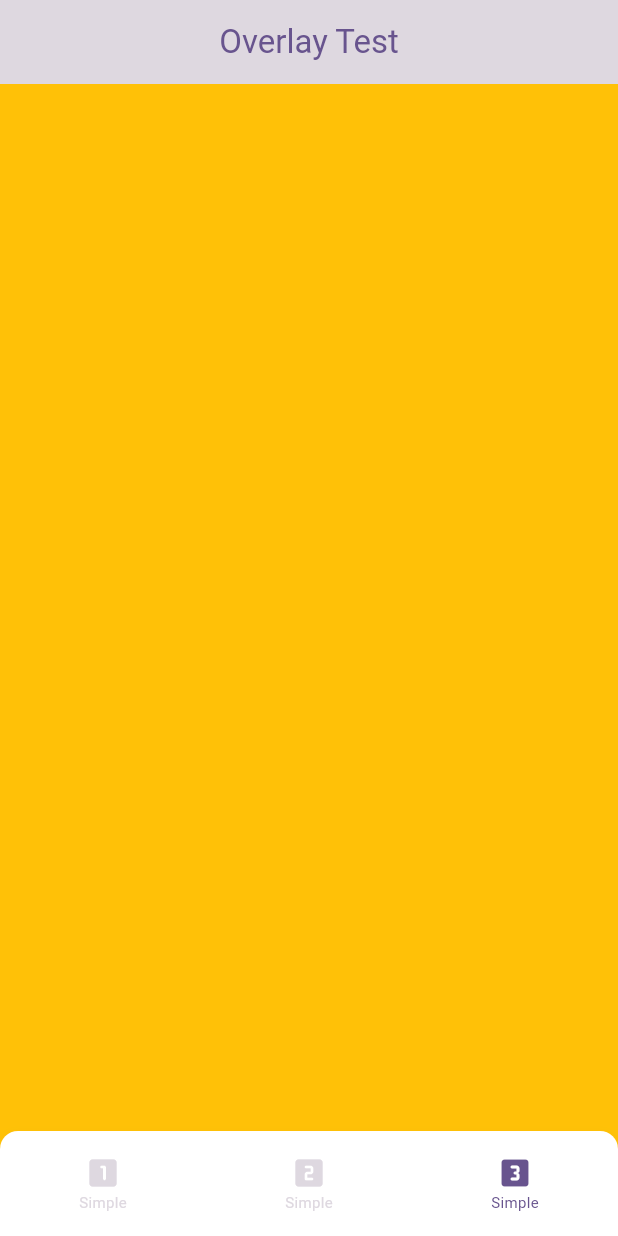
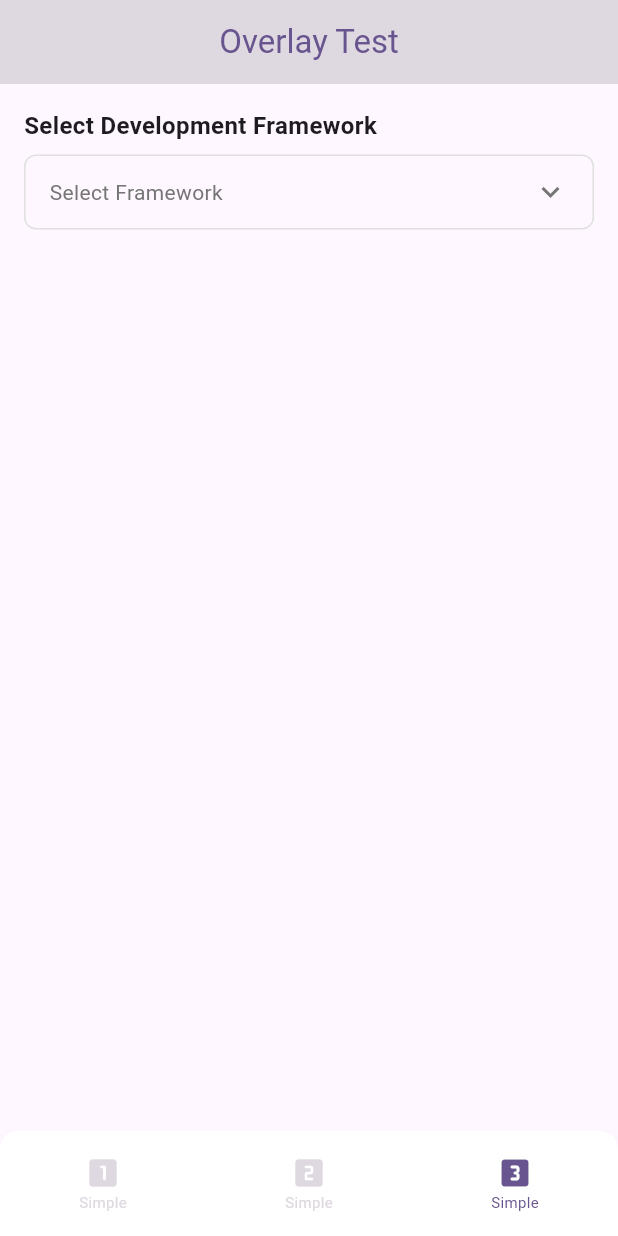
Before and after one commit to dev-EunbiKo/overlay_ex, a Flutter app: the screen it shows after launch, item 3 of the bottom bar chosen, on a phone screen of 412 x 824 dp. Run offline on Flutter 3.47's test engine with Material 3 defaults, Android fonts, the phone set to English and light mode, and no system bars.

Commit message:
드롭다운 오버레이 기능 페이지 추가

```diff
--- a/lib/main.dart
+++ b/lib/main.dart
@@ -1,4 +1,5 @@
 import 'package:flutter/material.dart';
+import 'package:overlay_ex/pages/dropdown_page.dart';
 import 'package:overlay_ex/pages/position_based_overlay.dart';
 import 'package:overlay_ex/pages/simple_overlay.dart';
 
@@ -33,7 +34,7 @@
   final List<Widget> _pages = [
     SimpleOverlay(),
     PositionBasedOverlay(),
-    Container(color: Colors.amber),
+    DropdownPage(),
   ];
   late int selectedIndex = 0;
 
--- /dev/null
+++ b/lib/pages/dropdown_page.dart
@@ -0,0 +1,65 @@
+import 'package:flutter/material.dart';
+import 'package:overlay_ex/pages/widgets/custom_dropdown.dart';
+
+class DropdownPage extends StatefulWidget {
+  const DropdownPage({super.key});
+
+  @override
+  State<DropdownPage> createState() => _DropdownPageState();
+}
+
+class _DropdownPageState extends State<DropdownPage> {
+  String? selectedValue;
+  final List<String> items = [
+    'Flutter',
+    'Swift',
+    'Kotlin',
+    'Objective-C',
+    'Vue.js',
+  ];
+
+  @override
+  Widget build(BuildContext context) {
+    return Scaffold(
+      body: Padding(
+        padding: EdgeInsets.all(16),
+        child: Column(
+          crossAxisAlignment: CrossAxisAlignment.start,
+          children: [
+            Text(
+              'Select Development Framework',
+              style: TextStyle(fontSize: 16, fontWeight: FontWeight.w600),
+            ),
+            SizedBox(height: 8),
+            CustomDropdown(
+              items: items,
+              value: selectedValue,
+              hint: 'Select Framework',
+              onChanged: (value) {
+                setState(() {
+                  selectedValue = value;
+                });
+              },
+            ),
+            SizedBox(height: 20),
+            if (selectedValue != null)
+              Container(
+                padding: EdgeInsets.all(16),
+                decoration: BoxDecoration(
+                  color: Colors.blue.withAlpha(50),
+                  borderRadius: BorderRadius.circular(8),
+                ),
+                child: Text(
+                  'Selected >>> $selectedValue',
+                  style: TextStyle(
+                    color: Colors.blue.shade900,
+                    fontWeight: FontWeight.bold,
+                  ),
+                ),
+              ),
+          ],
+        ),
+      ),
+    );
+  }
+}
--- /dev/null
+++ b/lib/pages/widgets/custom_dropdown.dart
@@ -0,0 +1,188 @@
+// ignore_for_file: public_member_api_docs, sort_constructors_first
+import 'package:flutter/material.dart';
+
+class CustomDropdown extends StatefulWidget {
+  final List<String> items;
+  final String? value;
+  final ValueChanged<String>? onChanged;
+  final String hint;
+
+  const CustomDropdown({
+    super.key,
+    required this.items,
+    this.value,
+    this.onChanged,
+    this.hint = 'Select an Item',
+  });
+
+  @override
+  State<CustomDropdown> createState() => _CustomDropdownState();
+}
+
+class _CustomDropdownState extends State<CustomDropdown> {
+  final GlobalKey _dropdownKey = GlobalKey();
+  final LayerLink _layerLink = LayerLink();
+  OverlayEntry? _overlayEntry;
+  bool _isOpen = false;
+
+  @override
+  void dispose() {
+    _hideDropdown();
+    super.dispose();
+  }
+
+  void _toggleDropdown() {
+    if (_isOpen) {
+      _closeDropdown();
+    } else {
+      _openDropdown();
+    }
+  }
+
+  void _openDropdown() {
+    if (_overlayEntry == null) {
+      _overlayEntry = OverlayEntry(
+        builder:
+            (context) => GestureDetector(
+              behavior: HitTestBehavior.translucent,
+              onTap: _closeDropdown,
+              child: Stack(
+                children: [
+                  Positioned.fill(child: Container(color: Colors.transparent)),
+                  CompositedTransformFollower(
+                    link: _layerLink,
+                    offset: Offset(0, 60),
+                    child: Material(
+                      elevation: 8,
+                      borderRadius: BorderRadius.circular(8),
+                      child: Container(
+                        width: _getButtonWidth(),
+                        constraints: BoxConstraints(maxWidth: 200),
+                        child: ListView.builder(
+                          itemBuilder: (context, index) {
+                            final item = widget.items[index];
+                            final isSelected = item == widget.value;
+
+                            return InkWell(
+                              onTap: () {
+                                widget.onChanged?.call(item);
+                                _closeDropdown();
+                              },
+                              child: Container(
+                                padding: EdgeInsets.symmetric(
+                                  horizontal: 16,
+                                  vertical: 12,
+                                ),
+                                decoration: BoxDecoration(
+                                  color:
+                                      isSelected
+                                          ? Colors.blue.withAlpha(50)
+                                          : Colors.transparent,
+                                ),
+                                child: Row(
+                                  children: [
+                                    Expanded(
+                                      child: Text(
+                                        item,
+                                        style: TextStyle(
+                                          color:
+                                              isSelected
+                                                  ? Colors.blue.shade900
+                                                  : Colors.black,
+                                          fontWeight:
+                                              isSelected
+                                                  ? FontWeight.bold
+                                                  : FontWeight.normal,
+                                        ),
+                                      ),
+                                    ),
+                                    if (isSelected)
+                                      Icon(
+                                        Icons.check,
+                                        color: Colors.blue.shade900,
+                                        size: 20,
+                                      ),
+                                  ],
+                                ),
+                              ),
+                            );
+                          },
+                          itemCount: widget.items.length,
+                          shrinkWrap: true,
+                          padding: EdgeInsets.zero,
+                        ),
+                      ),
+                    ),
+                  ),
+                ],
+              ),
+            ),
+      );
+      Overlay.of(context).insert(_overlayEntry!);
+      setState(() {
+        _isOpen = true;
+      });
+    }
+  }
+
+  void _closeDropdown() {
+    setState(() {
+      _isOpen = false;
+    });
+    _hideDropdown();
+  }
+
+  void _hideDropdown() {
+    _overlayEntry?.remove();
+    _overlayEntry = null;
+  }
+
+  double _getButtonWidth() {
+    final RenderBox? renderBox =
+        _dropdownKey.currentContext?.findRenderObject() as RenderBox?;
+    return renderBox?.size.width ?? 200;
+  }
+
+  @override
+  Widget build(BuildContext context) {
+    return Column(
+      children: [
+        CompositedTransformTarget(
+          link: _layerLink,
+          child: InkWell(
+            key: _dropdownKey,
+            onTap: _toggleDropdown,
+            child: Container(
+              padding: EdgeInsets.symmetric(horizontal: 16, vertical: 12),
+              decoration: BoxDecoration(
+                border: Border.all(color: Colors.grey.shade300),
+                borderRadius: BorderRadius.circular(8),
+              ),
+              child: Row(
+                children: [
+                  Expanded(
+                    child: Text(
+                      widget.value ?? widget.hint,
+                      style: TextStyle(
+                        color:
+                            widget.value != null
+                                ? Colors.black
+                                : Colors.grey.shade600,
+                      ),
+                    ),
+                  ),
+                  Icon(
+                    _isOpen
+                        ? Icons.keyboard_arrow_up
+                        : Icons.keyboard_arrow_down,
+                    color: Colors.grey.shade600,
+                  ),
+                ],
+              ),
+            ),
+          ),
+        ),
+      ],
+    );
+  }
+}
```
